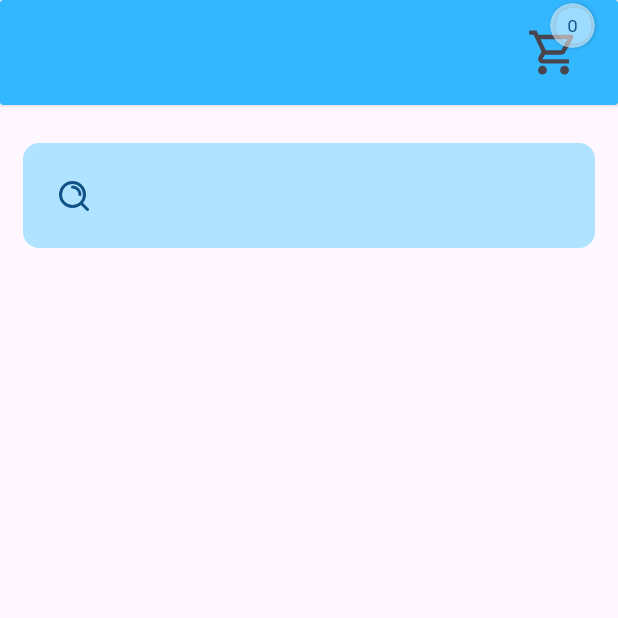
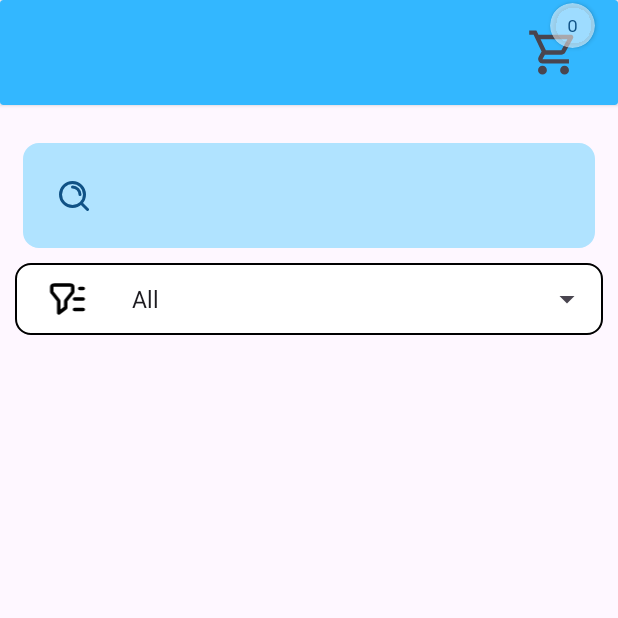
Before and after one commit to Pratham1803/Profarma, an Android app: the ProductList screen opened directly, with no data from a screen before it, on a phone screen of 412 x 824 dp, the top half of it. Run offline under Robolectric (Android 15) with nearby library versions, the phone set to English and light mode, and no system bars; our stand-ins replace Firebase (no records; nobody signed in at launch, a user with empty details on screens opened directly); 3 statements that could not run were skipped.

```diff
--- a/app/src/main/java/com/example/profarma/EmployeeHome.java
+++ b/app/src/main/java/com/example/profarma/EmployeeHome.java
@@ -18,6 +18,7 @@ import android.widget.Toast;
 import com.example.profarma.databinding.ActivityEmpHomeBinding;
 import com.example.profarma.fragment.Cart;
 import com.example.profarma.fragment.EmpHome;
+import com.example.profarma.fragment.History;
 import com.example.profarma.model.OrderCart;
 
 public class EmployeeHome extends AppCompatActivity{
@@ -55,7 +56,7 @@ public class EmployeeHome extends AppCompatActivity{
                 changeFragment(new Cart());
                 return true;
             } else if(id == R.id.menuHistory){
-                Toast.makeText(this, "History Will Display Later...", Toast.LENGTH_SHORT).show();
+                changeFragment(new History());
                 return true;
             } else if(id == R.id.menuProfile){
                 Toast.makeText(this, "Profile Will Display Later...", Toast.LENGTH_SHORT).show();
@@ -75,11 +76,12 @@ public class EmployeeHome extends AppCompatActivity{
             changeFragment(new EmpHome());
         }
 
-        binding.txtCartCount.setText(String.valueOf(OrderCart.getLsProduct().size()));
         binding.imgCart.setOnClickListener(v -> {
             binding.bottomNavigationView.setSelectedItemId(R.id.menuCart);
             changeFragment(new Cart());
         });
+
+        binding.txtCartCount.setText(String.valueOf(Params.getArrCart().size()));
     }
 
     public void onRequestPermissionsResult(int requestCode,
--- a/app/src/main/java/com/example/profarma/Params.java
+++ b/app/src/main/java/com/example/profarma/Params.java
@@ -15,6 +15,7 @@ public class Params {
     private static StorageReference storageReference; // Firebase storage reference to store the files and images
     private static HashMap<String, Product> mapProduct; // Map of products
     private static HashMap<String, ArrayList<String>> mapProductCategory; // Map of product categories
+    private static ArrayList<String> arrCart; // List of product categories
 
     // Get the instance of the Params class
     private Params() {
@@ -22,6 +23,15 @@ public class Params {
         storageReference = FirebaseStorage.getInstance().getReference(); // Get the firebase storage reference
         mapProduct = new HashMap<>(); // Initialize the map of products
         mapProductCategory = new HashMap<>(); // Initialize the map of product categories
+        arrCart = new ArrayList<>(); // Initialize the list of product categories
+    }
+
+    public static ArrayList<String> getArrCart() {
+        return arrCart;
+    }
+
+    public static void setArrCart(ArrayList<String> arrCart) {
+        Params.arrCart = arrCart;
     }
 
     public static DatabaseReference getDbReference() {
--- a/app/src/main/java/com/example/profarma/ProductList.java
+++ b/app/src/main/java/com/example/profarma/ProductList.java
@@ -6,6 +6,9 @@ import androidx.recyclerview.widget.LinearLayoutManager;
 
 import android.content.Intent;
 import android.os.Bundle;
+import android.view.View;
+import android.widget.AdapterView;
+import android.widget.ArrayAdapter;
 import android.widget.Toast;
 
 import com.bumptech.glide.Glide;
@@ -40,13 +43,22 @@ public class ProductList extends AppCompatActivity {
             parentCategory = (String) getIntent().getSerializableExtra("Category");
         }
 
+        ArrayList<String> subCategories = new ArrayList<String>() {{
+            add("All");
+            add("Large");
+            add("Medium");
+            add("Small");
+        }};
+
+        binding.spFilter.setAdapter(new ArrayAdapter<>(this, android.R.layout.simple_spinner_dropdown_item, subCategories));
+
         // Set the title of the activity
         setTitle(parentCategory);
         binding.txtTitleProductList.setText(parentCategory);
-        binding.txtCartCount.setText(String.valueOf(OrderCart.getLsProduct().size()));
+        binding.txtCartCount.setText(String.valueOf(Params.getArrCart().size()));
 
         // set recycler view
-        ArrayList<String> arrProducts = Params.getMapProductCategory().get(parentCategory);
+        ArrayList<String> arrProducts = new ArrayList<>(Params.getMapProductCategory().get(parentCategory));
         if (arrProducts.isEmpty()) {
             Toast.makeText(this, "No Products Available, Contact Admin To Add Products", Toast.LENGTH_SHORT).show();
         }
@@ -60,7 +72,8 @@ public class ProductList extends AppCompatActivity {
             public boolean onQueryTextSubmit(String query) {
                 ArrayList<String> searchList = new ArrayList<>();
                 for (String product : arrProducts) {
-                    if (product.toLowerCase().contains(query.toLowerCase())) {
+                    Product productObj = Params.getMapProduct().get(product);
+                    if (productObj.getProductName().toLowerCase().contains(query.toLowerCase())) {
                         searchList.add(product);
                     }
                 }
@@ -72,7 +85,8 @@ public class ProductList extends AppCompatActivity {
             public boolean onQueryTextChange(String newText) {
                 ArrayList<String> searchList = new ArrayList<>();
                 for (String product : arrProducts) {
-                    if (product.toLowerCase().contains(newText.toLowerCase())) {
+                    Product productObj = Params.getMapProduct().get(product);
+                    if (productObj.getProductName().toLowerCase().contains(newText.toLowerCase())) {
                         searchList.add(product);
                     }
                 }
@@ -86,13 +100,37 @@ public class ProductList extends AppCompatActivity {
             intent.putExtra("OpenCart", "open Cart");
             startActivity(intent);
         });
+
+        binding.spFilter.setOnItemSelectedListener(new AdapterView.OnItemSelectedListener() {
+            @Override
+            public void onItemSelected(AdapterView<?> parent, View view, int position, long id) {
+                if (position == 0) {
+                    productListAdapter.setLocalDataSet(arrProducts);
+                    return;
+                }
+                ArrayList<String> filterList = new ArrayList<>();
+                for (String product : arrProducts) {
+                    Product productObj = Params.getMapProduct().get(product);
+                    assert productObj != null;
+                    if (productObj.getCategory().equals(parentCategory) && productObj.getSubCategory().equals(subCategories.get(position))) {
+                        filterList.add(product);
+                    }
+                }
+                productListAdapter.setLocalDataSet(filterList);
+            }
+
+            @Override
+            public void onNothingSelected(AdapterView<?> parent) {
+                productListAdapter.setLocalDataSet(arrProducts);
+            }
+        });
     }
 
-//    @Override
-//    public void onBackPressed() {
-//        Intent intent = new Intent(this, EmployeeHome.class);
-//        intent.putExtra("OpenHome", "open Home");
-//        startActivity(intent);
-//        super.onBackPressed();
-//    }
+    @Override
+    public void onBackPressed() {
+        Intent intent = new Intent(this, EmployeeHome.class);
+        intent.putExtra("OpenHome", "open Home");
+        startActivity(intent);
+        super.onBackPressed();
+    }
 }
--- a/app/src/main/java/com/example/profarma/adapter/CategoryAdapter.java
+++ b/app/src/main/java/com/example/profarma/adapter/CategoryAdapter.java
@@ -1,5 +1,6 @@
 package com.example.profarma.adapter;
 
+import android.app.Activity;
 import android.content.Context;
 import android.content.Intent;
 import android.view.LayoutInflater;
@@ -11,6 +12,7 @@ import androidx.annotation.NonNull;
 import androidx.recyclerview.widget.RecyclerView;
 
 
+import com.example.profarma.Params;
 import com.example.profarma.ProductList;
 import com.example.profarma.R;
 import com.example.profarma.databinding.LayoutCategoryBinding;
@@ -28,7 +30,7 @@ public class CategoryAdapter extends RecyclerView.Adapter<CategoryAdapter.Catego
         public CategoryViewHolder(@NonNull View itemView) {
             super(itemView);
             bindingLayout = LayoutCategoryBinding.bind(itemView);
-            bindingLayout.layoutItem.setOnClickListener(this);
+            bindingLayout.layoutCategoryParent.setOnClickListener(this);
         }
 
         public LayoutCategoryBinding getBindingLayout() {
@@ -44,6 +46,7 @@ public class CategoryAdapter extends RecyclerView.Adapter<CategoryAdapter.Catego
             Intent intent = new Intent(context, ProductList.class);
             intent.putExtra("Category", category);
             context.startActivity(intent);
+            ((Activity) context).finish();
         }
 
     }
@@ -68,6 +71,7 @@ public class CategoryAdapter extends RecyclerView.Adapter<CategoryAdapter.Catego
     @Override
     public void onBindViewHolder(@NonNull CategoryViewHolder holder, int position) {
         holder.getBindingLayout().txtCategoryName.setText(localDataSet.get(position));
+        holder.getBindingLayout().txtTotalItems.setText("Total Items : " + Params.getMapProductCategory().get(localDataSet.get(position)).size());
     }
 
     @Override
--- /dev/null
+++ b/app/src/main/res/drawable/ic_filter.xml
@@ -0,0 +1,7 @@
+<vector android:height="24dp" android:viewportHeight="24"
+    android:viewportWidth="24" android:width="24dp" xmlns:android="http://schemas.android.com/apk/res/android">
+    <path android:fillColor="#00000000"
+        android:pathData="M21,6H19M21,12H16M21,18H16M7,20V13.561C7,13.353 7,13.249 6.98,13.15C6.961,13.061 6.932,12.976 6.891,12.896C6.844,12.805 6.779,12.724 6.649,12.562L3.351,8.438C3.221,8.276 3.156,8.195 3.109,8.104C3.068,8.024 3.039,7.939 3.02,7.85C3,7.751 3,7.647 3,7.439V5.6C3,5.04 3,4.76 3.109,4.546C3.205,4.358 3.358,4.205 3.546,4.109C3.76,4 4.04,4 4.6,4H13.4C13.96,4 14.24,4 14.454,4.109C14.642,4.205 14.795,4.358 14.891,4.546C15,4.76 15,5.04 15,5.6V7.439C15,7.647 15,7.751 14.98,7.85C14.962,7.939 14.932,8.024 14.891,8.104C14.844,8.195 14.779,8.276 14.649,8.438L11.351,12.562C11.221,12.724 11.156,12.805 11.109,12.896C11.068,12.976 11.038,13.061 11.02,13.15C11,13.249 11,13.353 11,13.561V17L7,20Z"
+        android:strokeColor="#000000" android:strokeLineCap="round"
+        android:strokeLineJoin="round" android:strokeWidth="2"/>
+</vector>
--- a/app/src/main/res/layout/activity_product_list.xml
+++ b/app/src/main/res/layout/activity_product_list.xml
@@ -118,6 +118,34 @@
                     android:textColorHint="@color/font_color_dark" />
             </LinearLayout>
 
+            <!--Filter Layout-->
+            <LinearLayout
+                android:id="@+id/linearLayoutFilter"
+                android:layout_width="match_parent"
+                android:layout_height="wrap_content"
+                android:layout_marginHorizontal="10dp"
+                android:layout_marginTop="10dp"
+                android:background="@drawable/simple_shape"
+                android:gravity="center_vertical"
+                android:orientation="horizontal">
+
+                <ImageView
+                    android:id="@+id/imageView8"
+                    android:layout_width="30dp"
+                    android:layout_height="28dp"
+                    android:layout_marginLeft="20dp"
+                    android:src="@drawable/ic_filter" />
+
+                <Spinner
+                    android:id="@+id/spFilter"
+                    style="@style/spinner_style"
+                    android:layout_weight="1"
+                    android:layout_width="0dp"
+                    android:layout_height="48dp"
+                    android:layout_marginStart="20dp" />
+            </LinearLayout>
+
+
             <androidx.recyclerview.widget.RecyclerView
                 android:id="@+id/recyclerViewProduct"
                 android:layout_width="match_parent"
--- a/app/src/main/res/values/themes.xml
+++ b/app/src/main/res/values/themes.xml
@@ -9,4 +9,18 @@
     <style name="MenuBox" parent="Theme.Profarma">
         <item name="android:background">@drawable/menu_shape</item>
     </style>
+    <style name="spinner_style">
+        <item name="android:paddingLeft">0dp</item>
+        <item name="android:dropDownWidth">match_parent</item>
+        <item name="android:textSize">20dp</item>
+        <item name="android:showDividers">none</item>
+        <item name="android:dividerHeight">0dp</item>
+        <item name="android:popupBackground">@color/white</item>
+        <item name="android:dropDownHeight">70dp</item>
+        <item name="android:layout_marginLeft">30dp</item>
+        <item name="android:layout_marginRight">30dp</item>
+        <item name="fontFamily">@font/inria_sans </item>
+        <item name="android:scrollbarAlwaysDrawVerticalTrack">true</item>
+        <item name="android:dropDownSelector">@android:color/white</item>
+    </style>
 </resources>
```
Also changed, not shown: app/src/main/java/com/example/profarma/Billing.java (+25 -17 lines), app/src/main/java/com/example/profarma/adapter/Bill_product_adapter.java (+9 -6 lines), app/src/main/java/com/example/profarma/adapter/CartAdapter.java (+14 -6 lines), app/src/main/java/com/example/profarma/adapter/HistoryAdapter.java (added, +82 -0 lines), app/src/main/java/com/example/profarma/adapter/ProductListAdapter.java (+25 -17 lines), app/src/main/java/com/example/profarma/dbHandler/ProductModule.kt (+25 -8 lines), app/src/main/java/com/example/profarma/fragment/Cart.java (+40 -6 lines), app/src/main/java/com/example/profarma/fragment/History.java (added, +64 -0 lines), app/src/main/java/com/example/profarma/model/OrderCart.java (+62 -5 lines), app/src/main/java/com/example/profarma/model/OrderProduct.java (added, +52 -0 lines), app/src/main/res/layout/fragment_history.xml (added, +16 -0 lines), app/src/main/res/layout/layout_category.xml (+26 -15 lines), app/src/main/res/layout/layout_history.xml (added, +52 -0 lines).
